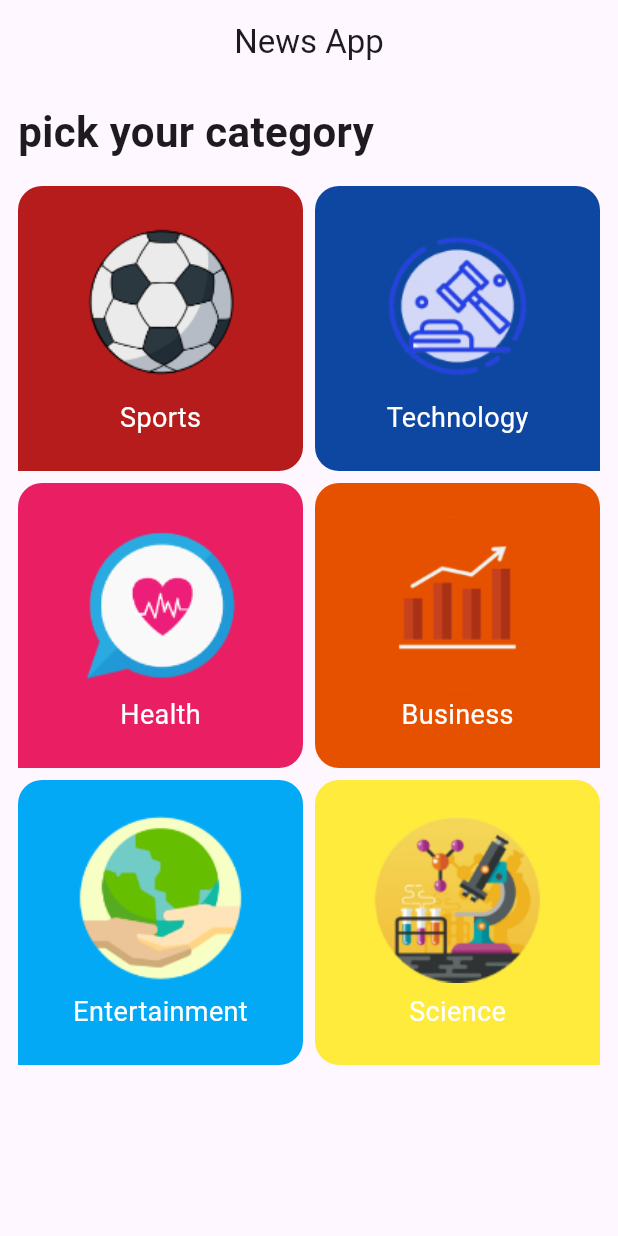
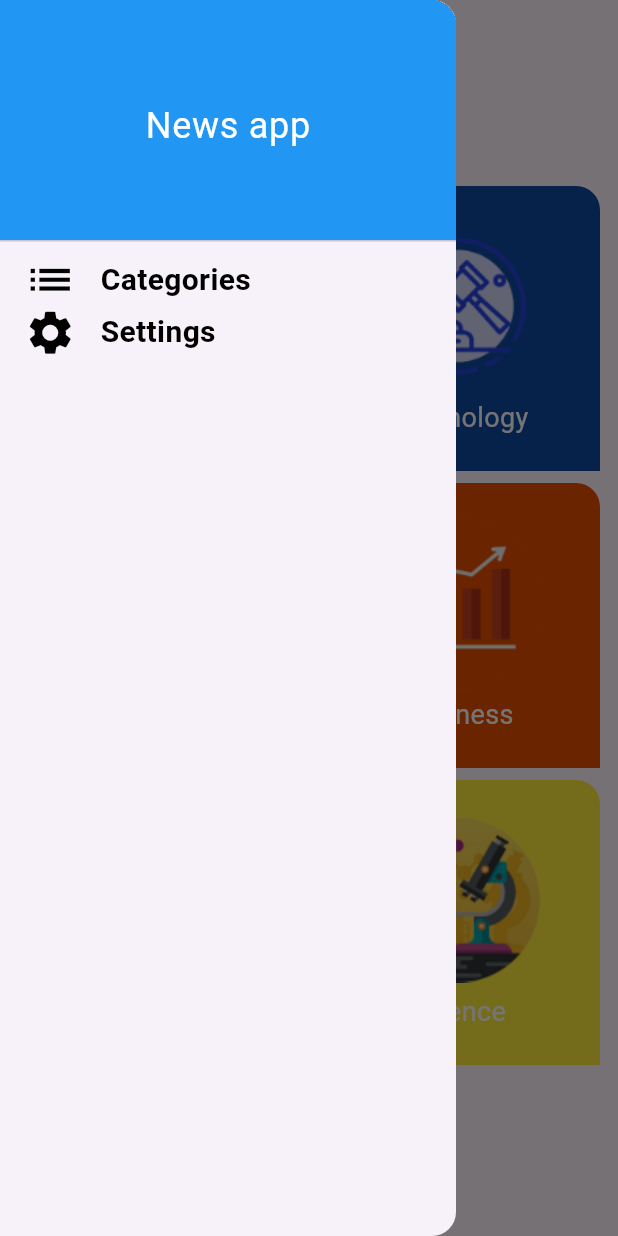
Before and after one commit to abdelrhman20500/News_App, a Flutter app: the screen it shows after launch, with the side drawer open (before the commit the screen has no drawer), on a phone screen of 412 x 824 dp. Run offline on Flutter 3.47's test engine with Material 3 defaults, Android fonts, the phone set to English and light mode, and no system bars; our stand-ins replace cached_network_image.

Commit message:
finished news app

```diff
--- a/lib/ui/screens/home/home_screen.dart
+++ b/lib/ui/screens/home/home_screen.dart
@@ -3,6 +3,7 @@ import 'package:news_app/data/api/api_manager.dart';
 import 'package:news_app/data/model/category_dm.dart';
 import 'package:news_app/ui/screens/home/tabs/categories/categories_tab.dart';
 import 'package:news_app/ui/screens/home/tabs/news/news_tab.dart';
+import 'package:news_app/ui/screens/home/tabs/settings/settings_tab.dart';
 
 class HomeScreen extends StatefulWidget {
   const HomeScreen({Key? key}) : super(key: key);
@@ -43,6 +44,7 @@ class _HomeScreenState extends State<HomeScreen> {
           )),
         ),
         body: currentTab,
+        drawer: buildDrawer(),
       ),
     );
   }
@@ -51,4 +53,59 @@ class _HomeScreenState extends State<HomeScreen> {
     currentTab = NewsTab();
     setState(() {});
   }
+
+  buildDrawer()=>Drawer(
+    child: Column(
+      crossAxisAlignment: CrossAxisAlignment.stretch,
+      children: [
+        const DrawerHeader(
+            decoration: BoxDecoration(color: Colors.blue),
+            child: Center(
+                child: Text(
+                  "News app",
+                  style: TextStyle(color: Colors.white, fontSize: 24),
+                ))),
+        buildDrawerRow(Icons.list, "Categories", ()
+        {
+          currentTab = CategoriesTab(onCategoryClick);
+          setState(() {});
+          Navigator.pop(context);
+        }),
+        buildDrawerRow(Icons.settings, "Settings", ()
+        {
+          currentTab= const SettingsTab();
+          setState(() {});
+          Navigator.pop(context);
+        }),
+      ],
+    ),
+  );
+
+  buildDrawerRow(IconData iconData, String title, Function onClick)
+  {
+    return InkWell(
+      onTap: ()
+      {
+        onClick();
+      },
+      child: Row(
+        children: [
+          const SizedBox(width: 16,),
+          Icon(
+            iconData,
+            color: Colors.black,
+            size: 35,
+          ),
+          const SizedBox(
+            width: 16,
+          ),
+          Text(
+            title,
+            style: const TextStyle(
+                color: Colors.black, fontSize: 20, fontWeight: FontWeight.bold),
+          )
+        ],
+      ),
+    );
+  }
 }
```
Also changed, not shown: lib/ui/screens/home/tabs/settings/settings_tab.dart (added, +10 -0 lines).
